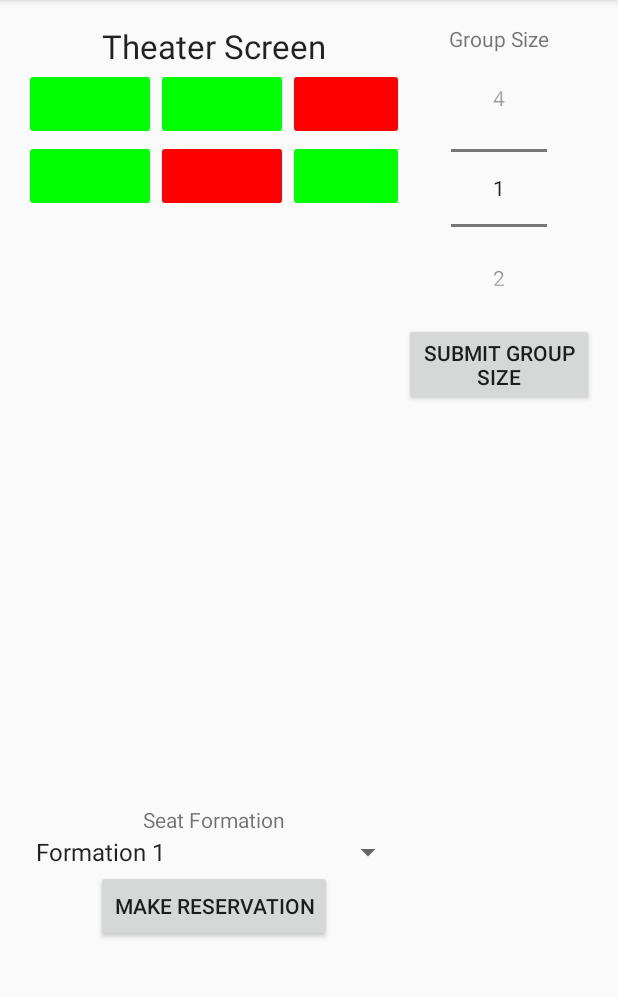
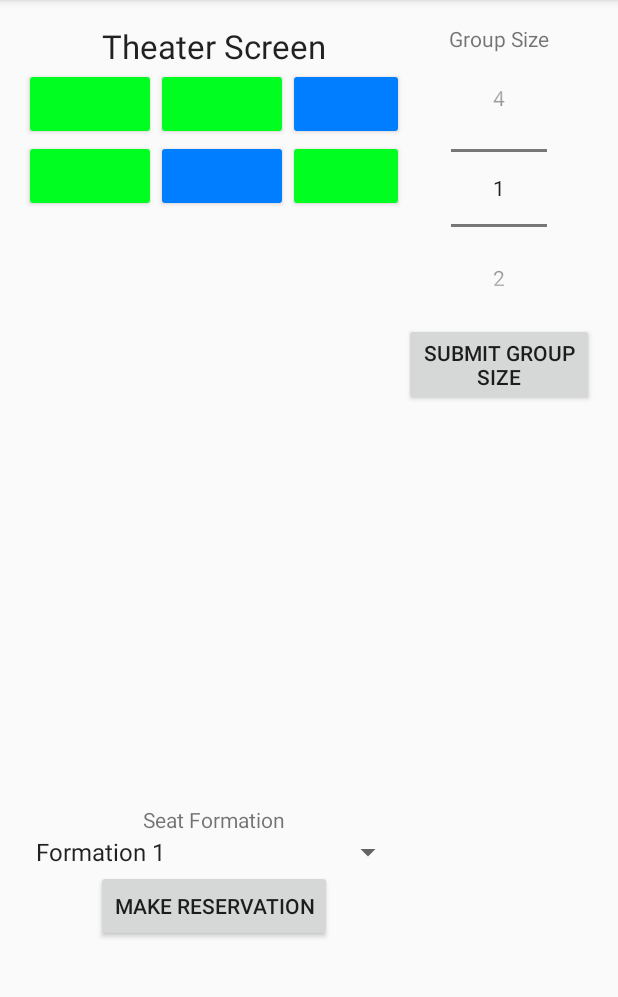
Before and after one commit to trinhmw/ESN, an Android app: the screen it shows after launch (SeatActivity), on a phone screen of 412 x 824 dp, the part 84-1081 px from its top. Run offline under Robolectric (Android 15) with nearby library versions, the phone set to English and light mode, and no system bars.

Commit message:
Colors.xml, Setting up base of ReserveSeatsController

```diff
--- a/app/src/main/java/com/navi/team/emptyseatnavigator/activities/SeatActivity.java
+++ b/app/src/main/java/com/navi/team/emptyseatnavigator/activities/SeatActivity.java
@@ -1,5 +1,6 @@
 package com.navi.team.emptyseatnavigator.activities;
 
+import android.content.res.Resources;
 import android.graphics.Color;
 import android.graphics.PorterDuff;
 import android.support.v7.app.ActionBarActivity;
@@ -31,8 +32,7 @@ public class SeatActivity extends ActionBarActivity {
     private final int TOTAL_SEATS = 8;
     private final int MAX_GROUP_SIZE = 4;
     private Seat[][] availableSeats;
-    private String seatFormation;
-
+    private Seat[][] seatFormation;
 
 
     @Override
@@ -167,23 +167,26 @@ public class SeatActivity extends ActionBarActivity {
      * @return Button
      */
     public Button generateSeatButton(Seat seat){
+        Resources res = getResources();
         Button buttonSeat = new Button(this);
         buttonSeat.setId(R.id.tempbutton);
         if(seat.isAvailable()){
 //            buttonSeat.setBackgroundColor(Color.GREEN);
-            buttonSeat.getBackground().setColorFilter(0xFF00FF00, PorterDuff.Mode.MULTIPLY);
-            buttonSeat.setEnabled(false);
+//            buttonSeat.getBackground().setColorFilter(0xFF00FF00, PorterDuff.Mode.MULTIPLY);
+//            buttonSeat.setEnabled(false);
+            buttonSeat.getBackground().setColorFilter(res.getColor(R.color.empty), PorterDuff.Mode.MULTIPLY);
         }
         else{
 //            buttonSeat.setBackgroundColor(Color.RED);
-            buttonSeat.getBackground().setColorFilter(0xFFFF0000, PorterDuff.Mode.MULTIPLY);
-            buttonSeat.setEnabled(false);
+//            buttonSeat.getBackground().setColorFilter(0xFFFF0000, PorterDuff.Mode.MULTIPLY);
+//            buttonSeat.setEnabled(false);
+            buttonSeat.getBackground().setColorFilter(res.getColor(R.color.not_empty), PorterDuff.Mode.MULTIPLY);
         }
         buttonSeat.setOnClickListener(new View.OnClickListener() {
             @Override
             public void onClick(View v) {
                 int id = v.getId();
-                Toast.makeText(getApplicationContext(), "Dynamic!", Toast.LENGTH_LONG).show();
+                Toast.makeText(getApplicationContext(), "" + R.color.not_empty, Toast.LENGTH_LONG).show();
 
             }
         });
```
Also changed, not shown: app/src/main/java/com/navi/team/emptyseatnavigator/businessobject/ReserveSeatsController.java (+53 -0 lines), app/src/main/res/values/colors.xml (added, +11 -0 lines), 1 other file.
